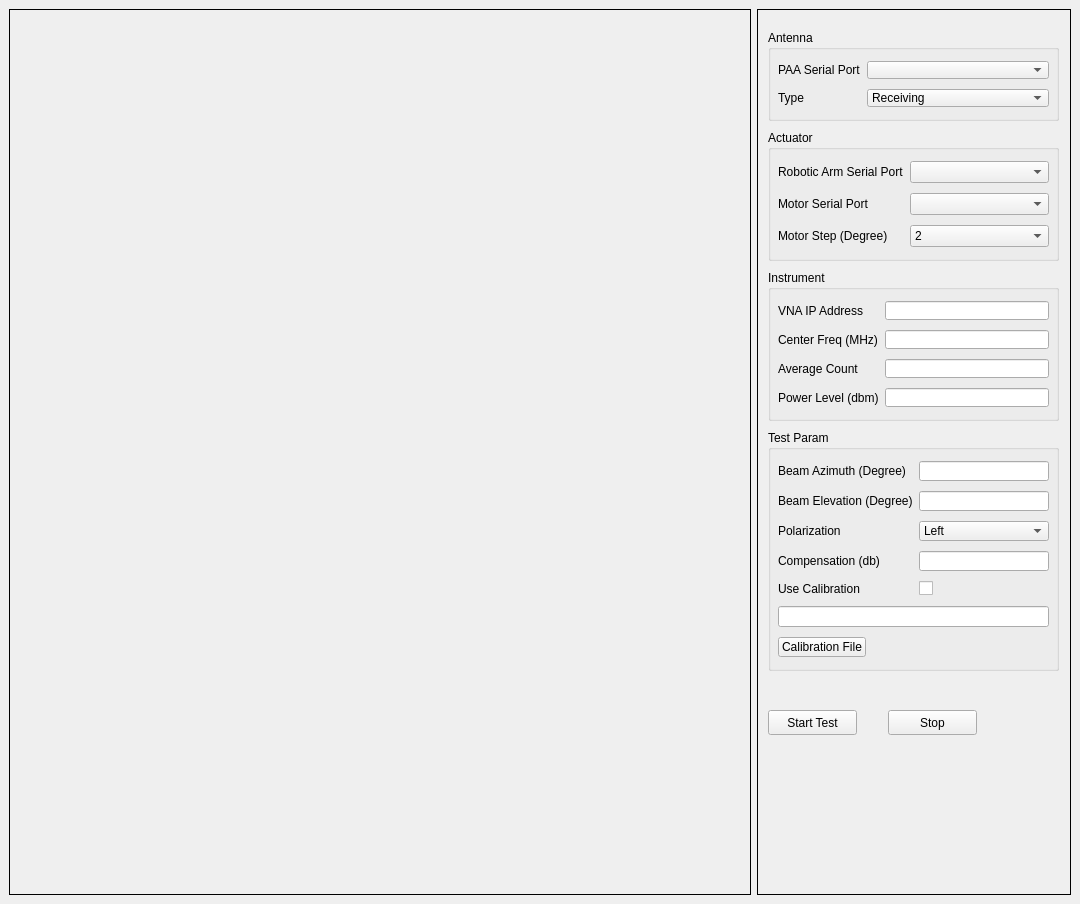
Above: ui_form.ui from wjunny/satUpHost4Ka before the change. Below: the same form after it.
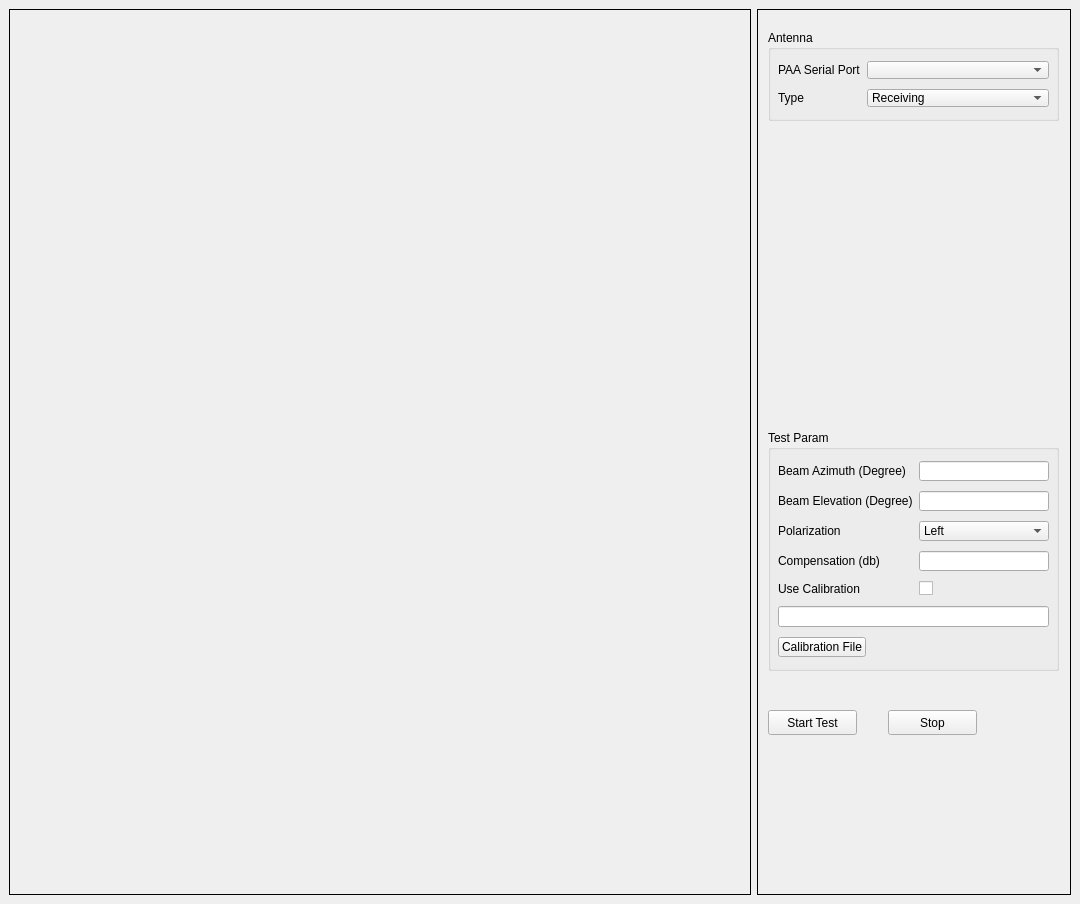
That is the form after the change.

Diff of the .ui file:
```diff
--- a/ui_form.ui
+++ b/ui_form.ui
@@ -94,218 +94,6 @@
            <height>833</height>
           </rect>
          </property>
-         <widget class="QGroupBox" name="groupBox2">
-          <property name="geometry">
-           <rect>
-            <x>10</x>
-            <y>120</y>
-            <width>291</width>
-            <height>131</height>
-           </rect>
-          </property>
-          <property name="title">
-           <string>Actuator</string>
-          </property>
-          <property name="flat">
-           <bool>false</bool>
-          </property>
-          <layout class="QVBoxLayout" name="verticalLayout_2">
-           <property name="leftMargin">
-            <number>2</number>
-           </property>
-           <property name="topMargin">
-            <number>6</number>
-           </property>
-           <property name="rightMargin">
-            <number>2</number>
-           </property>
-           <property name="bottomMargin">
-            <number>6</number>
-           </property>
-           <item>
-            <layout class="QFormLayout" name="formLayout_3">
-             <property name="verticalSpacing">
-              <number>10</number>
-             </property>
-             <property name="leftMargin">
-              <number>5</number>
-             </property>
-             <property name="topMargin">
-              <number>5</number>
-             </property>
-             <property name="rightMargin">
-              <number>5</number>
-             </property>
-             <property name="bottomMargin">
-              <number>5</number>
-             </property>
-             <item row="0" column="0">
-              <widget class="QLabel" name="label_2">
-               <property name="text">
-                <string>Robotic Arm Serial Port</string>
-               </property>
-              </widget>
-             </item>
-             <item row="0" column="1">
-              <widget class="QComboBox" name="ArmPortComboBox"/>
-             </item>
-             <item row="2" column="0">
-              <widget class="QLabel" name="label_6">
-               <property name="midLineWidth">
-                <number>-3</number>
-               </property>
-               <property name="text">
-                <string>Motor Step (Degree)</string>
-               </property>
-              </widget>
-             </item>
-             <item row="2" column="1">
-              <widget class="QComboBox" name="MotorStepComboBox">
-               <item>
-                <property name="text">
-                 <string>2</string>
-                </property>
-               </item>
-               <item>
-                <property name="text">
-                 <string>1</string>
-                </property>
-               </item>
-               <item>
-                <property name="text">
-                 <string>0.5</string>
-                </property>
-               </item>
-               <item>
-                <property name="text">
-                 <string>0.2</string>
-                </property>
-               </item>
-               <item>
-                <property name="text">
-                 <string>0.1</string>
-                </property>
-               </item>
-              </widget>
-             </item>
-             <item row="1" column="0">
-              <widget class="QLabel" name="label_16">
-               <property name="text">
-                <string>Motor Serial Port</string>
-               </property>
-              </widget>
-             </item>
-             <item row="1" column="1">
-              <widget class="QComboBox" name="MotorPortComboBox"/>
-             </item>
-            </layout>
-           </item>
-          </layout>
-         </widget>
-         <widget class="QGroupBox" name="groupBox3">
-          <property name="geometry">
-           <rect>
-            <x>10</x>
-            <y>260</y>
-            <width>291</width>
-            <height>151</height>
-           </rect>
-          </property>
-          <property name="title">
-           <string>Instrument</string>
-          </property>
-          <property name="flat">
-           <bool>false</bool>
-          </property>
-          <layout class="QHBoxLayout" name="horizontalLayout_5">
-           <property name="leftMargin">
-            <number>2</number>
-           </property>
-           <property name="topMargin">
-            <number>6</number>
-           </property>
-           <property name="rightMargin">
-            <number>2</number>
-           </property>
-           <property name="bottomMargin">
-            <number>6</number>
-           </property>
-           <item>
-            <layout class="QFormLayout" name="formLayout_2">
-             <property name="sizeConstraint">
-              <enum>QLayout::SetDefaultConstraint</enum>
-             </property>
-             <property name="fieldGrowthPolicy">
-              <enum>QFormLayout::AllNonFixedFieldsGrow</enum>
-             </property>
-             <property name="rowWrapPolicy">
-              <enum>QFormLayout::DontWrapRows</enum>
-             </property>
-             <property name="labelAlignment">
-              <set>Qt::AlignLeading|Qt::AlignLeft|Qt::AlignVCenter</set>
-             </property>
-             <property name="formAlignment">
-              <set>Qt::AlignLeading|Qt::AlignLeft|Qt::AlignTop</set>
-             </property>
-             <property name="verticalSpacing">
-              <number>10</number>
-             </property>
-             <property name="leftMargin">
-              <number>5</number>
-             </property>
-             <property name="topMargin">
-              <number>5</number>
-             </property>
-             <property name="rightMargin">
-              <number>5</number>
-             </property>
-             <property name="bottomMargin">
-              <number>5</number>
-             </property>
-             <item row="0" column="0">
-              <widget class="QLabel" name="label_3">
-               <property name="text">
-                <string>VNA IP Address</string>
-               </property>
-              </widget>
-             </item>
-             <item row="0" column="1">
-              <widget class="QLineEdit" name="VNAIPEdit"/>
-             </item>
-             <item row="1" column="0">
-              <widget class="QLabel" name="label_12">
-               <property name="text">
-                <string>Center Freq (MHz)</string>
-               </property>
-              </widget>
-             </item>
-             <item row="1" column="1">
-              <widget class="QLineEdit" name="CenterFreqEdit"/>
-             </item>
-             <item row="2" column="0">
-              <widget class="QLabel" name="label_8">
-               <property name="text">
-                <string>Average Count</string>
-               </property>
-              </widget>
-             </item>
-             <item row="2" column="1">
-              <widget class="QLineEdit" name="AverageCountEdit"/>
-             </item>
-             <item row="3" column="0">
-              <widget class="QLabel" name="label_11">
-               <property name="text">
-                <string>Power Level (dbm)</string>
-               </property>
-              </widget>
-             </item>
-             <item row="3" column="1">
-              <widget class="QLineEdit" name="PowerLevelEdit"/>
-             </item>
-            </layout>
-           </item>
-          </layout>
-         </widget>
          <widget class="QGroupBox" name="groupBox4">
           <property name="geometry">
            <rect>
```
Left out of the diff: 18 changed lines with no effect on the pictures.
